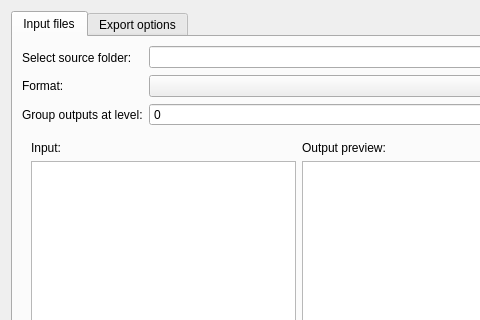
The window that qt/data/HOCRBatchExportDialog.ui (manisandro/gImageReader) describes before a commit, drawn with Qt 5; both pictures show x 0 to 480 and y 0 to 320 of the 597 by 439 pixel window.
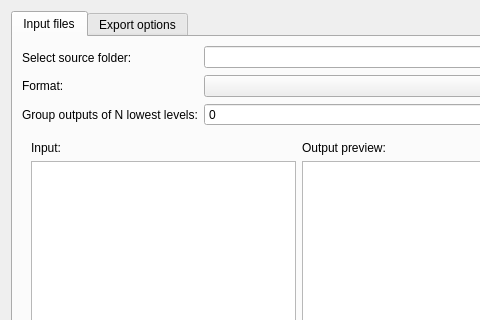
The same window after the commit. Icons and pictures are not drawn.

```diff
--- a/qt/data/HOCRBatchExportDialog.ui
+++ b/qt/data/HOCRBatchExportDialog.ui
@@ -84,7 +84,7 @@
        <item row="2" column="0">
         <widget class="QLabel" name="labelExportLevel">
          <property name="text">
-          <string>Group outputs at level:</string>
+          <string>Group outputs of N lowest levels:</string>
          </property>
         </widget>
        </item>
```
Left out of the diff: 4 changed lines with no effect on the pictures.
